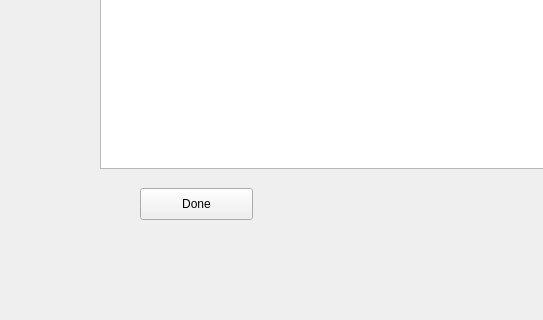
Qt form CS8project2/mainwindow.ui (pradakev/CS8GroupProject2) before a commit; both pictures show x 0 to 543 and y 302 to 622 of the 824 by 622 pixel window.
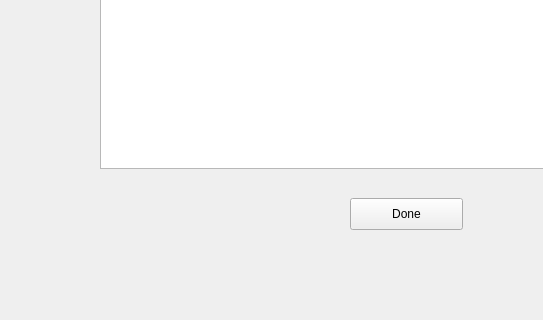
The same form after that commit. The open tabs and pages were chosen to show the change. Icons and pictures are not drawn.

Diff of the .ui file:
```diff
--- a/CS8project2/mainwindow.ui
+++ b/CS8project2/mainwindow.ui
@@ -327,8 +327,8 @@
      <widget class="QPushButton" name="stadiumInfoDoneButton">
       <property name="geometry">
        <rect>
-        <x>130</x>
-        <y>490</y>
+        <x>340</x>
+        <y>500</y>
         <width>113</width>
         <height>32</height>
        </rect>
```
Left out of the diff: 2 changed lines with no effect on the pictures.
